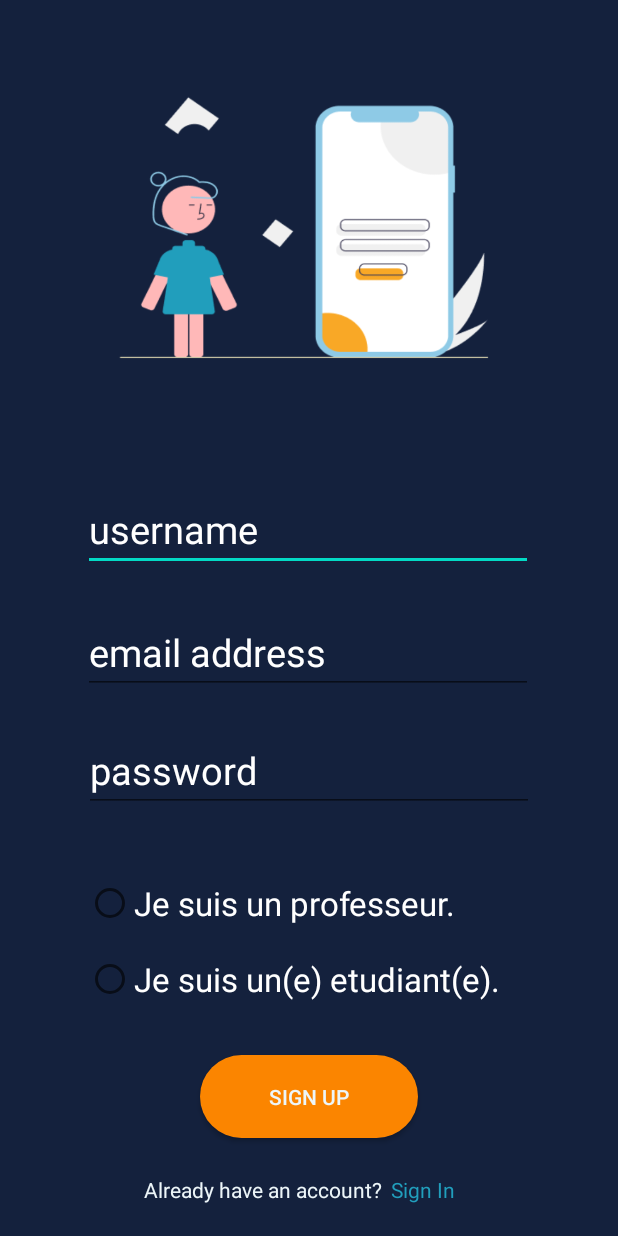
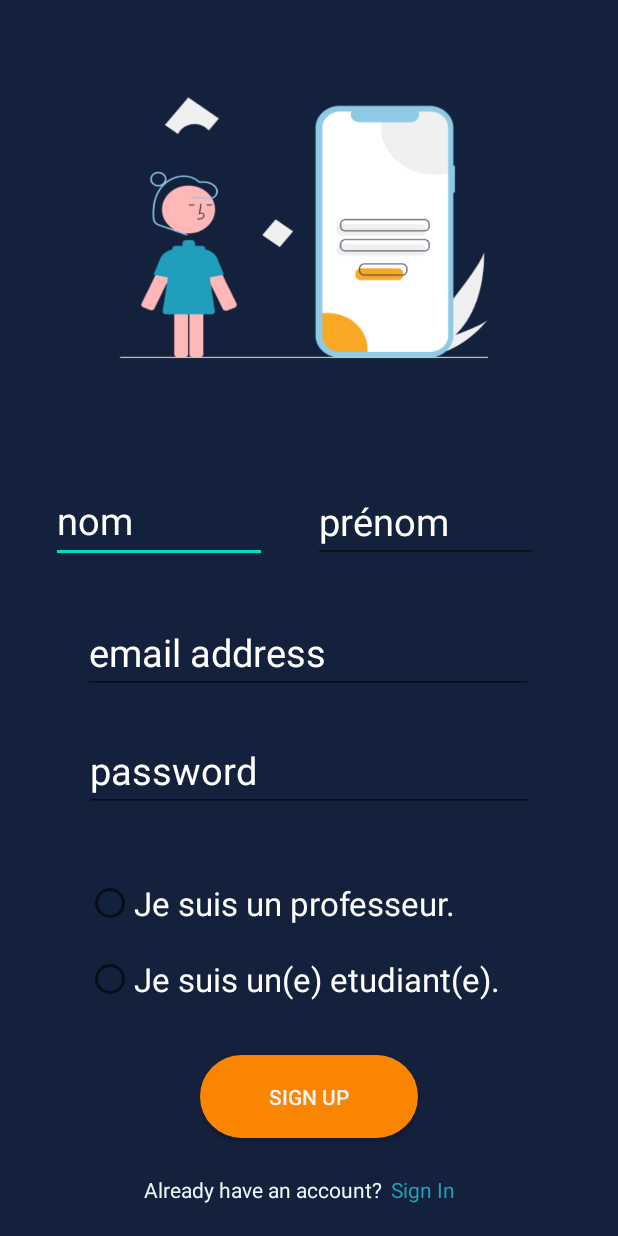
Before and after one commit to Chaiyaaa/easyeducation2, an Android app: the inscription screen opened directly, with no data from a screen before it, on a phone screen of 412 x 824 dp. Run offline under Robolectric (Android 15) with nearby library versions, the phone set to English and light mode, and no system bars; our stand-ins replace Firebase (no records; nobody signed in at launch, a user with empty details on screens opened directly).

```diff
--- a/app/src/main/java/app/easyeducation/User.java
+++ b/app/src/main/java/app/easyeducation/User.java
@@ -9,12 +9,12 @@ public class User {
     public String email;
     public int type;
 
-    public User(String nom,String password,String email,int type)
+    public User(String nom,String prenom,String password,String email,int type)
     {
 
 
         this.nom=nom;
-
+        this.prenom=prenom;
         this.password=password;
         this.email=email;
         this.type=type;
--- a/app/src/main/java/app/easyeducation/inscription.java
+++ b/app/src/main/java/app/easyeducation/inscription.java
@@ -21,7 +21,8 @@ import com.google.firebase.database.FirebaseDatabase;
 
 public class inscription extends AppCompatActivity {
  private TextView signin;
- private EditText username;
+ private EditText nom;
+ private EditText prenom;
  private EditText email;
  private EditText password;
  private RadioButton var_prof;
@@ -46,7 +47,8 @@ public class inscription extends AppCompatActivity {
 
 
 
-        username= findViewById(R.id.username);
+        nom= findViewById(R.id.nom);
+        prenom=findViewById(R.id.prenom);
         email= findViewById(R.id.mail);
         password= findViewById(R.id.password);
         var_etudiant = findViewById(R.id.var_etudiant);
@@ -73,7 +75,7 @@ public class inscription extends AppCompatActivity {
             public void onClick(View view) {
 
                 //if clicked variable==1
-                Sname=username.toString();
+                Sname=nom.toString();
                 Semail= email.toString();
                 Spassword=password.toString();
                 if (var_etudiant.isChecked()) type=1;
@@ -88,14 +90,23 @@ public class inscription extends AppCompatActivity {
                     passion=1;
                 }
 
-
-                    username.setError("");
-                    email.setError("");//add your error msg
-                    password.setError("");
-
-
-
-                User newUser=new User(username.getText().toString(),password.getText().toString(),email.getText().toString(),2);
+if (nom.getText().toString().isEmpty())
+{
+                    nom.setError(""); //define your error msg
+}
+if (prenom.getText().toString().isEmpty())
+{
+                     prenom.setError("");
+}
+if (email.getText().toString().isEmpty())
+{
+    email.setError("");
+}
+if (password.getText().toString().isEmpty())
+{
+password.setError("");
+}
+                User newUser=new User(nom.getText().toString(),prenom.getText().toString(),password.getText().toString(),email.getText().toString(),passion);
                 root.push().setValue(newUser);
 
 
--- a/app/src/main/res/layout/connexion.xml
+++ b/app/src/main/res/layout/connexion.xml
@@ -8,10 +8,10 @@
     tools:context=".connexion">
 
     <EditText
-        android:id="@+id/username"
+        android:id="@+id/mail"
         android:layout_width="300dp"
         android:layout_height="wrap_content"
-        android:hint="username"
+        android:hint="email"
         android:textColor="#FFF"
         android:textColorHint="#FFF"
         android:textSize="25dp"
--- a/app/src/main/res/layout/inscription.xml
+++ b/app/src/main/res/layout/inscription.xml
@@ -8,19 +8,35 @@
     tools:context=".connexion">
 
     <EditText
-        android:id="@+id/username"
-        android:layout_width="300dp"
-        android:layout_height="wrap_content"
-        android:hint="username"
+        android:id="@+id/nom"
+        android:layout_width="144dp"
+        android:layout_height="56dp"
+        android:hint="nom"
         android:textColor="#FFF"
         android:textColorHint="#FFF"
         android:textSize="25dp"
         app:layout_constraintBottom_toBottomOf="parent"
         app:layout_constraintEnd_toEndOf="parent"
-        app:layout_constraintHorizontal_bias="0.495"
+        app:layout_constraintHorizontal_bias="0.127"
         app:layout_constraintStart_toStartOf="parent"
         app:layout_constraintTop_toTopOf="parent"
-        app:layout_constraintVertical_bias="0.423"
+        app:layout_constraintVertical_bias="0.416"
+        tools:ignore="MissingConstraints" />
+
+    <EditText
+        android:id="@+id/prenom"
+        android:layout_width="150dp"
+        android:layout_height="wrap_content"
+        android:hint="prénom"
+        android:textColor="#FFF"
+        android:textColorHint="#FFF"
+        android:textSize="25dp"
+        app:layout_constraintBottom_toBottomOf="parent"
+        app:layout_constraintEnd_toEndOf="parent"
+        app:layout_constraintHorizontal_bias="0.796"
+        app:layout_constraintStart_toStartOf="parent"
+        app:layout_constraintTop_toTopOf="parent"
+        app:layout_constraintVertical_bias="0.416"
         tools:ignore="MissingConstraints" />
 
     <EditText
```
